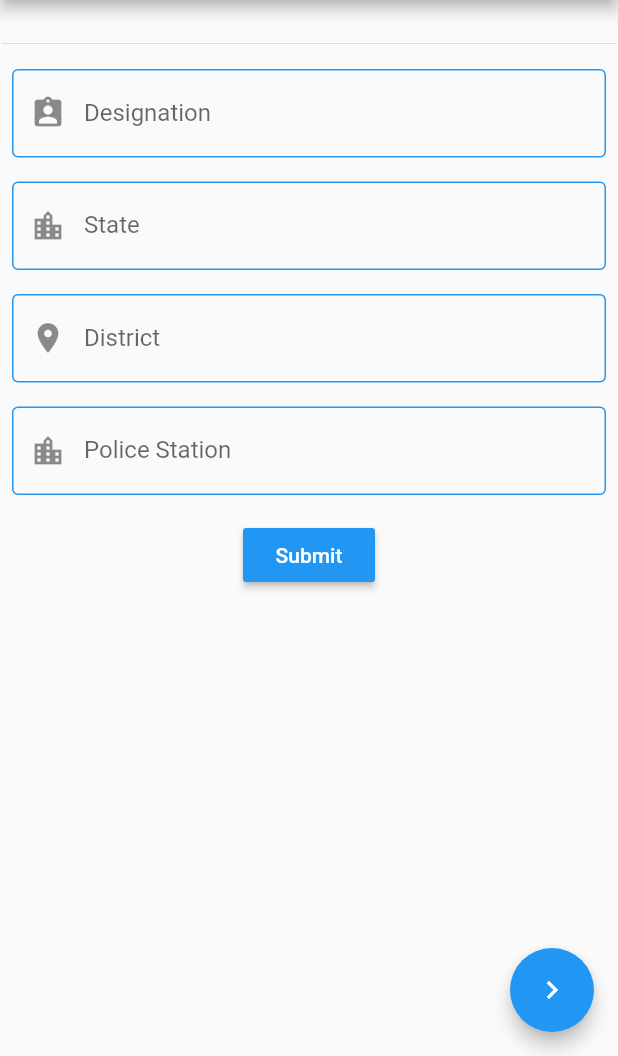
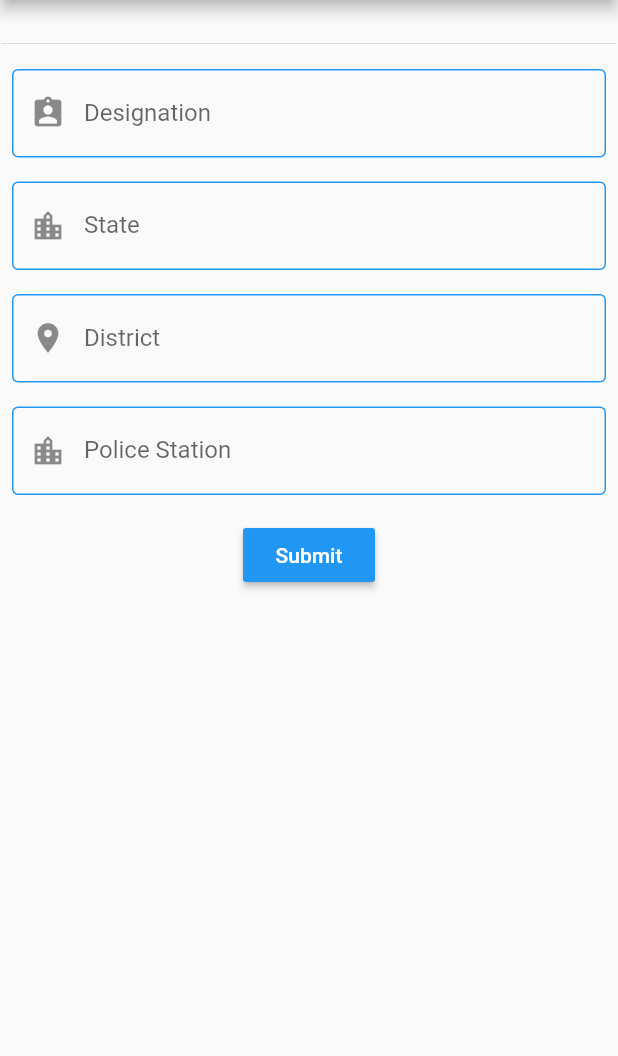
Before and after one commit to souravgopal25/ap_ps_side, a Flutter app: the PoliceAccountPage2 screen opened directly, after a tap on "Submit", on a phone screen of 412 x 824 dp, the part 180-1236 px from its top. Run offline on Flutter 3.47's test engine with Material 2 defaults, Android fonts, the phone set to English and light mode, and no system bars; our stand-ins replace carousel_slider, cloud_firestore, firebase_auth, firebase_core; missing offline and left inert: barcode_scan; accounts and stored records are empty; network calls fail.

Commit message:
Project Ready for Signing Apk

```diff
--- a/lib/page/admin/admin_homepage.dart
+++ b/lib/page/admin/admin_homepage.dart
@@ -1,4 +1,5 @@
 import 'package:ap_ps_side/page/admin/navigation_pane_admin.dart';
+import 'package:ap_ps_side/page/alerts%20copy.dart';
 import 'package:ap_ps_side/page/alerts.dart';
 import 'package:ap_ps_side/page/news_page.dart';
 import 'package:ap_ps_side/page/police_account/police_signup_page1.dart';
@@ -87,7 +88,7 @@ class AdminDashboard extends StatelessWidget {
                                         context,
                                         MaterialPageRoute(
                                             builder: (context) =>
-                                                AlertGeneration()));
+                                                AlertGeneration1()));
                                   },
                                   child: Column(
                                     children: [
--- a/lib/page/police_account/police_signup_page2.dart
+++ b/lib/page/police_account/police_signup_page2.dart
@@ -1,6 +1,7 @@
 import 'dart:io';
 
 import 'package:ap_ps_side/models/police_acc.dart';
+import 'package:ap_ps_side/page/admin/admin_homepage.dart';
 import 'package:ap_ps_side/page/dashboard.dart';
 import 'package:cloud_firestore/cloud_firestore.dart';
 import 'package:firebase_auth/firebase_auth.dart';
@@ -168,8 +169,10 @@ class _PoliceAccountPage2 extends State<PoliceAccountPage2> {
                         email: policeAccModel.email,
                         password: policeAccModel.pass);
 
-                    Navigator.push(context,
-                        MaterialPageRoute(builder: (context) => Dashboard()));
+                    Navigator.push(
+                        context,
+                        MaterialPageRoute(
+                            builder: (context) => AdminDashboard()));
                   },
                 ),
               ),
@@ -177,12 +180,6 @@ class _PoliceAccountPage2 extends State<PoliceAccountPage2> {
           ),
         ),
       ),
-      floatingActionButton: FloatingActionButton(
-        elevation: 5.0,
-        child: new Icon(Icons.chevron_right),
-        backgroundColor: Colors.blue,
-        onPressed: () {},
-      ),
     );
   }
 }
```
Also changed, not shown: lib/page/admin/navigation_pane_admin.dart (+15 -0 lines).
